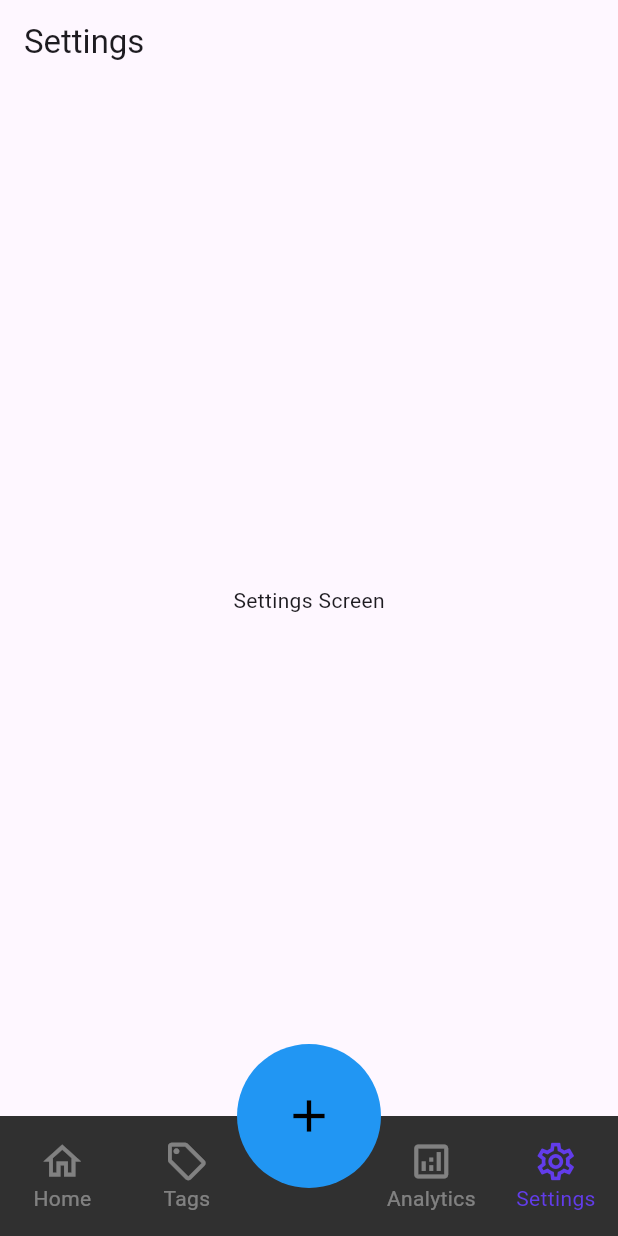
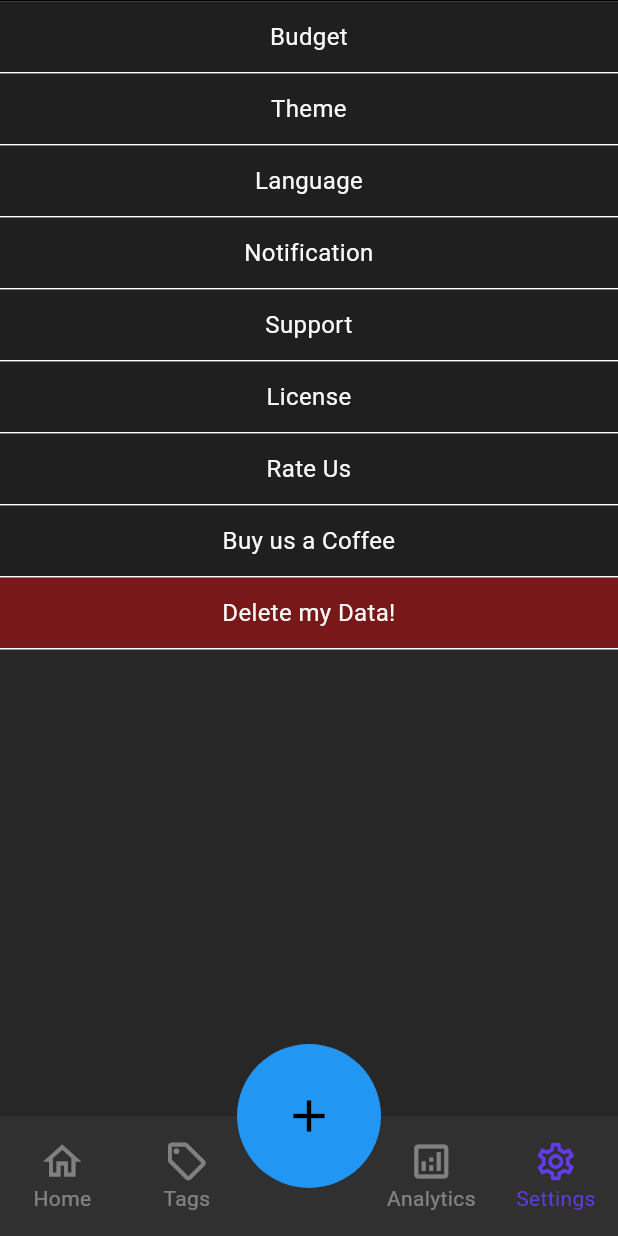
Before and after one commit to GolemT/Flutter_FinanceTracker, a Flutter app: the screen it shows after launch, item 4 of the bottom bar chosen, on a phone screen of 412 x 824 dp. Run offline on Flutter 3.47's test engine with Material 3 defaults, Android fonts, the phone set to English and light mode, and no system bars.

Commit message:
add Setting View

```diff
--- /dev/null
+++ b/lib/components/custom_button.dart
@@ -0,0 +1,36 @@
+import 'package:flutter/material.dart';
+
+class CustomButton extends StatelessWidget {
+  final VoidCallback onTap;
+  final String text;
+  final Color? color;
+
+  CustomButton({
+    required this.onTap,
+    required this.text,
+    this.color,
+  });
+
+  @override
+  Widget build(BuildContext context) {
+    return GestureDetector(
+      onTap: onTap,
+      child: Container(
+          padding: const EdgeInsets.symmetric(vertical: 12),
+          decoration: BoxDecoration(
+              color: color ?? Color(0x60121212),
+              border: Border(
+                  bottom: BorderSide(width: 1.0, color: Color(0xFFFFFFFF)))),
+
+
+          child: Text(
+            text,
+            textAlign: TextAlign.center,
+            style: TextStyle(
+              color: Color(0xFFFAFAFA),
+              fontSize: 16,
+            ),
+          )),
+    );
+  }
+}
--- a/lib/main.dart
+++ b/lib/main.dart
@@ -2,7 +2,7 @@ import 'package:finance_tracker/components/nav_model.dart';
 import 'package:finance_tracker/screens/add_transaction_screen.dart';
 import 'package:finance_tracker/screens/analytics_screen.dart';
 import 'package:finance_tracker/screens/home_screen.dart';
-import 'package:finance_tracker/screens/settings_screen.dart';
+import 'package:finance_tracker/screens/settings/settings_screen.dart';
 import 'package:finance_tracker/screens/tags_screen.dart';
 import 'package:flutter/material.dart';
 
--- /dev/null
+++ b/lib/screens/settings/settings_screen.dart
@@ -0,0 +1,87 @@
+import 'package:flutter/material.dart';
+import 'package:finance_tracker/components/custom_button.dart';
+
+class SettingsScreen extends StatelessWidget {
+  const SettingsScreen({super.key});
+
+  @override
+  Widget build(BuildContext context) {
+    return Scaffold(
+      appBar: AppBar(
+        backgroundColor: Colors.black,
+        toolbarHeight: 1.0,
+      ),
+
+      body: Container(
+        color: Color(0xFF272727),
+        child: ListView(
+          children: <Widget>[
+            CustomButton(
+              onTap: () {
+                print('gedrückt');
+              },
+              text: 'Budget',
+            ),
+
+            CustomButton(
+              onTap: () {
+                print('gedrückt');
+              },
+              text: 'Theme',
+            ),
+
+            CustomButton(
+              onTap: () {
+                print('gedrückt');
+              },
+              text: 'Language',
+            ),
+
+            CustomButton(
+              onTap: () {
+                print('gedrückt');
+              },
+              text: 'Notification',
+            ),
+
+            CustomButton(
+              onTap: () {
+                print('gedrückt');
+              },
+              text: 'Support',
+            ),
+
+            CustomButton(
+              onTap: () {
+                print('gedrückt');
+              },
+              text: 'License',
+            ),
+
+            CustomButton(
+              onTap: () {
+                print('gedrückt');
+              },
+              text: 'Rate Us',
+            ),
+
+            CustomButton(
+              onTap: () {
+                print('gedrückt');
+              },
+              text: 'Buy us a Coffee',
+            ),
+
+            CustomButton(
+              onTap: () {
+                print('gedrückt');
+              },
+              text: 'Delete my Data!',
+              color: Color(0x60FF0000),
+            ),
+          ],
+        ),
+      ),
+    );
+  }
+}
--- a/lib/screens/settings_screen.dart
+++ /dev/null
@@ -1,17 +0,0 @@
-import 'package:flutter/material.dart';
-
-class SettingsScreen extends StatelessWidget {
-  const SettingsScreen({super.key});
-
-  @override
-  Widget build(BuildContext context) {
-    return Scaffold(
-      appBar: AppBar(
-        title: const Text('Settings'),
-      ),
-      body: const Center(
-        child: Text('Settings Screen'),
-      ),
-    );
-  }
-}
```
